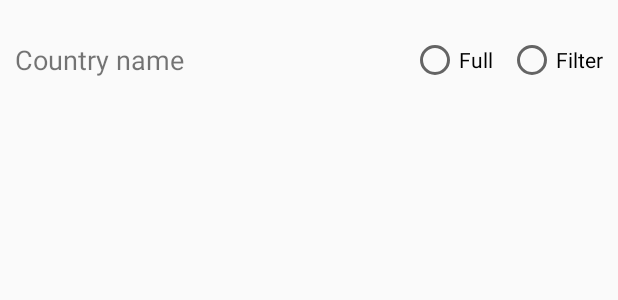
After one commit to faiqmustaqeem/1-and-only, an Android app: the layout country_row_dialog.xml on its own in the app's theme, with its tools: preview values and no code run, on a phone screen of 412 x 824 dp. The commit adds this screen. Shown: the top 300 px of the screen. Run offline under Robolectric (Android 15) with nearby library versions, the phone set to English and light mode, and no system bars; network calls fail.

Commit message:
multiple country dialog

```diff
--- /dev/null
+++ b/app/src/main/res/layout/country_row_dialog.xml
@@ -0,0 +1,38 @@
+<?xml version="1.0" encoding="utf-8"?>
+<RelativeLayout xmlns:android="http://schemas.android.com/apk/res/android"
+    android:orientation="vertical" android:layout_width="match_parent"
+    android:layout_height="80dp"
+    android:padding="10dp">
+
+    <TextView
+        android:layout_width="wrap_content"
+        android:layout_height="wrap_content"
+        android:id="@+id/country_name"
+        android:text="Country name"
+        android:textSize="18sp"
+        android:layout_centerVertical="true"
+        />
+
+    <RadioGroup
+        android:layout_width="wrap_content"
+        android:layout_height="wrap_content"
+        android:orientation="horizontal"
+        android:layout_alignParentRight="true"
+        android:layout_centerVertical="true">
+
+        <RadioButton
+            android:id="@+id/select_full"
+            android:layout_width="wrap_content"
+            android:layout_height="wrap_content"
+            android:text="Full"
+            android:layout_marginRight="10dp"/>
+
+        <RadioButton
+            android:id="@+id/filter"
+            android:layout_width="wrap_content"
+            android:layout_height="wrap_content"
+            android:text="Filter"/>
+
+    </RadioGroup>
+
+</RelativeLayout>
```
Also changed, not shown: app/src/main/java/com/codiansoft/oneandonly/AddItemActivity.java (+81 -2 lines), app/src/main/java/com/codiansoft/oneandonly/Dialogs/CountryDialog.java (added, +35 -0 lines), app/src/main/java/com/codiansoft/oneandonly/model/CountryModel.java (added, +50 -0 lines), app/src/main/res/layout/country_dialog_layout.xml (added, +31 -0 lines).
